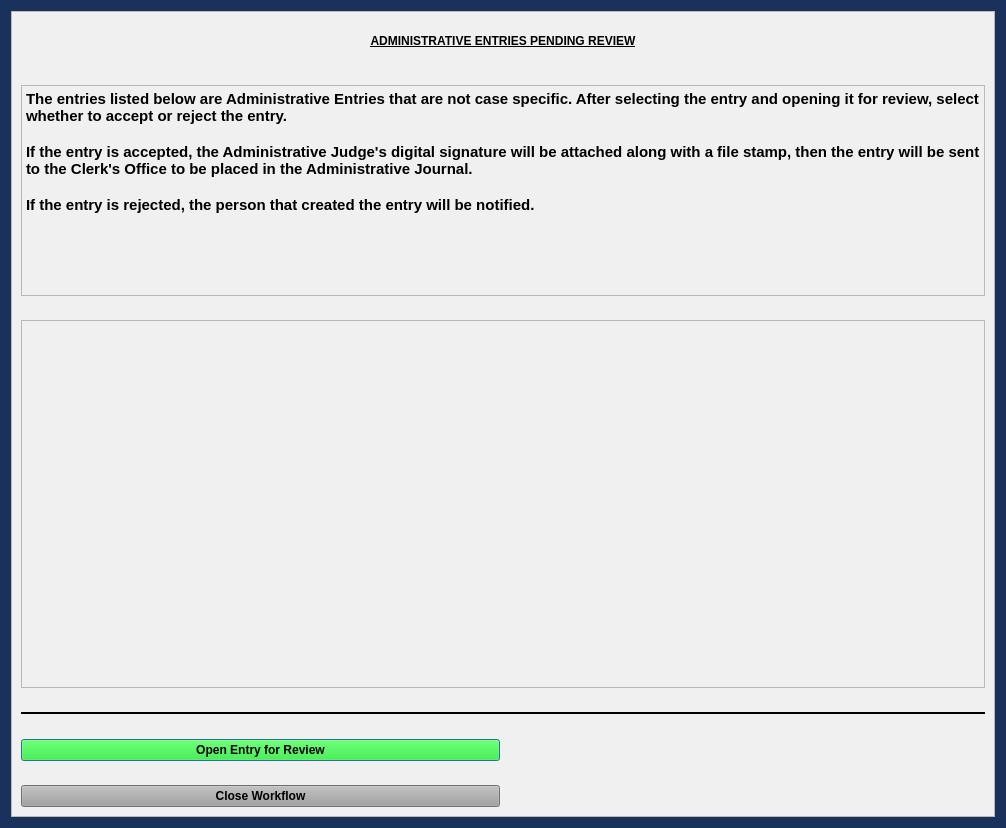
HunterProgram22/MuniEntry, file munientry/views/ui/HemmeterWorkflowDialog.ui: the form before one commit.
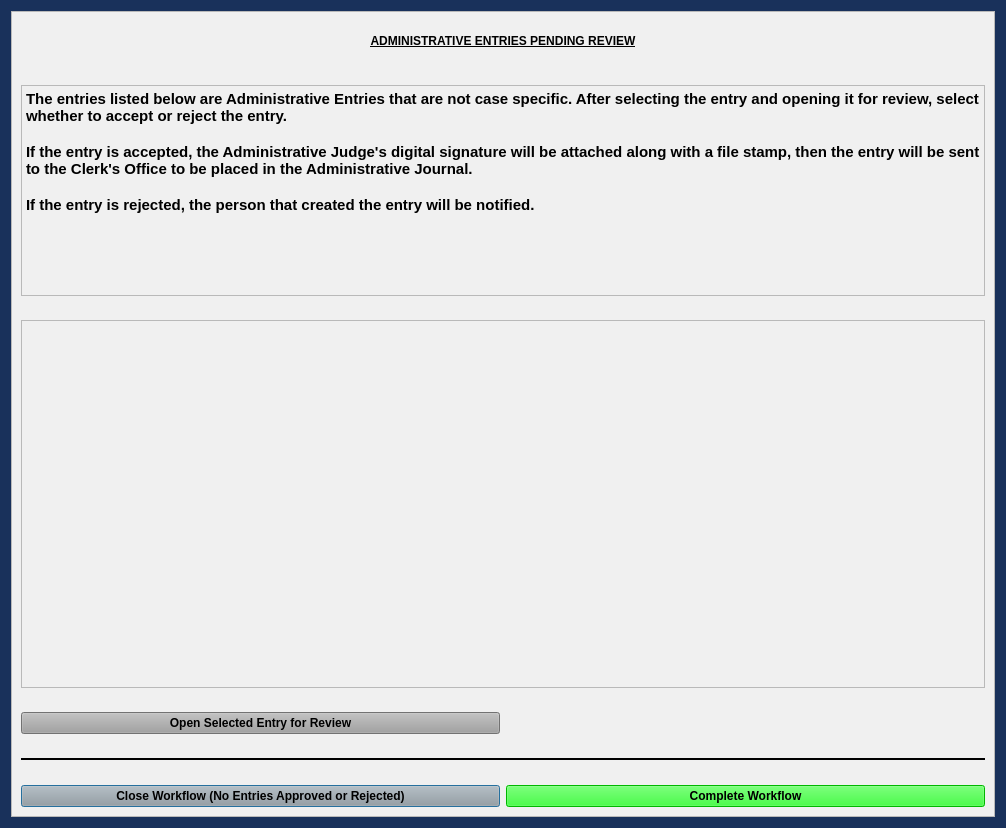
The form after the commit.

Commit message: Updated buttons on Admin Workflow Dialog.

```diff
--- a/munientry/views/ui/HemmeterWorkflowDialog.ui
+++ b/munientry/views/ui/HemmeterWorkflowDialog.ui
@@ -69,30 +69,40 @@
      <property name="frameShadow">
       <enum>QFrame::Raised</enum>
      </property>
-     <layout class="QGridLayout" name="gridLayout_2" rowstretch="1,4,7,0,0,0">
+     <layout class="QGridLayout" name="gridLayout_2" rowstretch="1,4,7,0,0,0,0">
       <property name="verticalSpacing">
        <number>24</number>
       </property>
-      <item row="4" column="0">
-       <widget class="QPushButton" name="open_entry_Button">
-        <property name="styleSheet">
-         <string notr="true">background-color: rgb(0, 255, 0);
-font: 75 11pt &quot;Palatino Linotype&quot;;
-font-weight: bold;</string>
+      <item row="4" column="0" colspan="2">
+       <widget class="Line" name="line">
+        <property name="font">
+         <font>
+          <family>Palatino Linotype</family>
+          <pointsize>11</pointsize>
+          <weight>75</weight>
+          <italic>false</italic>
+          <bold>true</bold>
+         </font>
         </property>
-        <property name="text">
-         <string>Open Entry for Review</string>
+        <property name="frameShadow">
+         <enum>QFrame::Plain</enum>
+        </property>
+        <property name="lineWidth">
+         <number>2</number>
+        </property>
+        <property name="orientation">
+         <enum>Qt::Horizontal</enum>
         </property>
        </widget>
       </item>
-      <item row="5" column="0">
+      <item row="6" column="0">
        <widget class="QPushButton" name="close_dialog_Button">
         <property name="styleSheet">
          <string notr="true">background-color: rgb(160, 160, 160);
 font-weight: bold;</string>
         </property>
         <property name="text">
-         <string>Close Workflow</string>
+         <string>Close Workflow (No Entries Approved or Rejected)</string>
         </property>
        </widget>
       </item>
@@ -130,25 +140,26 @@
       <item row="2" column="0" colspan="2">
        <widget class="QTableWidget" name="entries_tableWidget"/>
       </item>
-      <item row="3" column="0" colspan="2">
-       <widget class="Line" name="line">
-        <property name="font">
-         <font>
-          <family>Palatino Linotype</family>
-          <pointsize>11</pointsize>
-          <weight>75</weight>
-          <italic>false</italic>
-          <bold>true</bold>
-         </font>
+      <item row="3" column="0">
+       <widget class="QPushButton" name="open_entry_Button">
+        <property name="styleSheet">
+         <string notr="true">background-color: rgb(160, 160, 160);
+font-weight: bold;</string>
         </property>
-        <property name="frameShadow">
-         <enum>QFrame::Plain</enum>
+        <property name="text">
+         <string>Open Selected Entry for Review</string>
         </property>
-        <property name="lineWidth">
-         <number>2</number>
+       </widget>
+      </item>
+      <item row="6" column="1">
+       <widget class="QPushButton" name="pushButton">
+        <property name="styleSheet">
+         <string notr="true">background-color: rgb(0, 255, 0);
+font: 75 11pt &quot;Palatino Linotype&quot;;
+font-weight: bold;</string>
         </property>
-        <property name="orientation">
-         <enum>Qt::Horizontal</enum>
+        <property name="text">
+         <string>Complete Workflow</string>
         </property>
        </widget>
       </item>
```
The commit also changes 3 other files.
